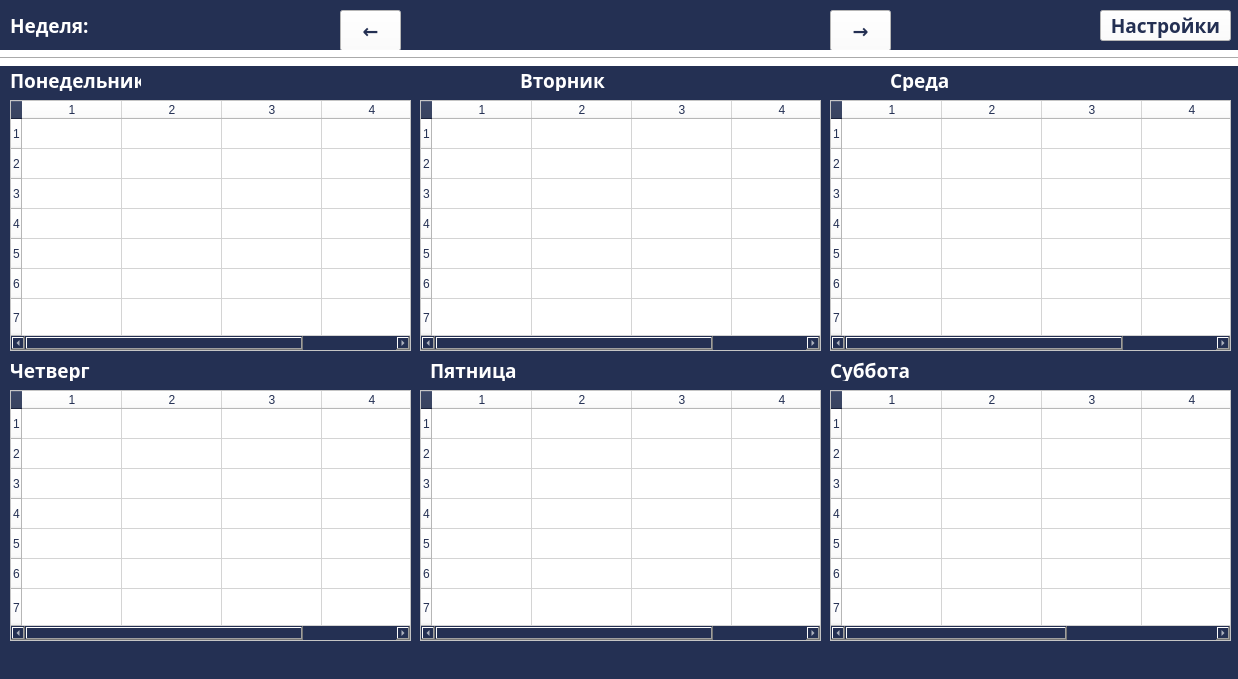
Old version of the form ui/diary.ui in the repository Ulbandus/e-school.
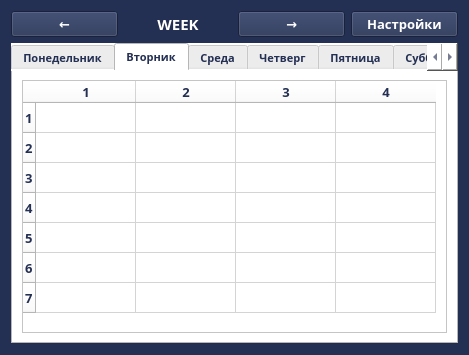
New version of the form. The open tabs and pages were chosen to show the change.

Commit message: New diary design 	modified:   db/user_data.db 	modified:   e-school.py 	modified:   settings.ini 	modified:   ui/announcement_window.ui 	modified:   ui/diary.ui

```diff
--- a/ui/diary.ui
+++ b/ui/diary.ui
@@ -6,14 +6,14 @@
    <rect>
     <x>0</x>
     <y>0</y>
-    <width>1238</width>
-    <height>679</height>
+    <width>469</width>
+    <height>355</height>
    </rect>
   </property>
   <property name="font">
    <font>
     <family>Segoe UI Semibold</family>
-    <pointsize>14</pointsize>
+    <pointsize>11</pointsize>
     <weight>75</weight>
     <bold>true</bold>
    </font>
@@ -25,546 +25,351 @@
    <string notr="true">background-color: rgb(36, 48, 83);
 color: rgb(255, 255, 255);</string>
   </property>
-  <widget class="QTableWidget" name="monday">
-   <property name="geometry">
-    <rect>
-     <x>10</x>
-     <y>100</y>
-     <width>401</width>
-     <height>251</height>
-    </rect>
-   </property>
-   <property name="styleSheet">
-    <string notr="true">color: rgb(36, 48, 83);
-background-color: rgb(255, 255, 255);</string>
-   </property>
-   <property name="editTriggers">
-    <set>QAbstractItemView::NoEditTriggers</set>
-   </property>
-   <property name="rowCount">
-    <number>7</number>
-   </property>
-   <property name="columnCount">
-    <number>4</number>
-   </property>
-   <attribute name="horizontalHeaderCascadingSectionResizes">
-    <bool>false</bool>
-   </attribute>
-   <attribute name="horizontalHeaderStretchLastSection">
-    <bool>true</bool>
-   </attribute>
-   <attribute name="verticalHeaderStretchLastSection">
-    <bool>true</bool>
-   </attribute>
-   <row/>
-   <row/>
-   <row/>
-   <row/>
-   <row/>
-   <row/>
-   <row/>
-   <column/>
-   <column/>
-   <column/>
-   <column/>
-   <item row="0" column="0">
-    <property name="font">
-     <font>
-      <family>Segoe UI Semibold</family>
-      <pointsize>14</pointsize>
-      <weight>75</weight>
-      <bold>true</bold>
-     </font>
-    </property>
+  <layout class="QVBoxLayout" name="verticalLayout">
+   <item>
+    <layout class="QHBoxLayout" name="toolbar">
+     <item>
+      <widget class="QPushButton" name="previous_week">
+       <property name="font">
+        <font>
+         <family>Segoe UI Semibold</family>
+         <pointsize>10</pointsize>
+         <weight>75</weight>
+         <bold>true</bold>
+        </font>
+       </property>
+       <property name="text">
+        <string>←</string>
+       </property>
+      </widget>
+     </item>
+     <item>
+      <widget class="QLabel" name="week">
+       <property name="text">
+        <string>WEEK</string>
+       </property>
+       <property name="alignment">
+        <set>Qt::AlignCenter</set>
+       </property>
+      </widget>
+     </item>
+     <item>
+      <widget class="QPushButton" name="next_week">
+       <property name="font">
+        <font>
+         <family>Segoe UI Semibold</family>
+         <pointsize>10</pointsize>
+         <weight>75</weight>
+         <bold>true</bold>
+        </font>
+       </property>
+       <property name="text">
+        <string>→</string>
+       </property>
+      </widget>
+     </item>
+     <item>
+      <widget class="QPushButton" name="settings_button">
+       <property name="font">
+        <font>
+         <family>Segoe UI Semibold</family>
+         <pointsize>10</pointsize>
+         <weight>75</weight>
+         <bold>true</bold>
+        </font>
+       </property>
+       <property name="text">
+        <string>Настройки</string>
+       </property>
+      </widget>
+     </item>
+    </layout>
    </item>
-  </widget>
-  <widget class="QTableWidget" name="thursday">
-   <property name="geometry">
-    <rect>
-     <x>10</x>
-     <y>390</y>
-     <width>401</width>
-     <height>251</height>
-    </rect>
-   </property>
-   <property name="styleSheet">
-    <string notr="true">color: rgb(36, 48, 83);
-background-color: rgb(255, 255, 255);</string>
-   </property>
-   <property name="editTriggers">
-    <set>QAbstractItemView::NoEditTriggers</set>
-   </property>
-   <property name="rowCount">
-    <number>7</number>
-   </property>
-   <property name="columnCount">
-    <number>4</number>
-   </property>
-   <attribute name="horizontalHeaderStretchLastSection">
-    <bool>true</bool>
-   </attribute>
-   <attribute name="verticalHeaderStretchLastSection">
-    <bool>true</bool>
-   </attribute>
-   <row/>
-   <row/>
-   <row/>
-   <row/>
-   <row/>
-   <row/>
-   <row/>
-   <column/>
-   <column/>
-   <column/>
-   <column/>
-   <item row="0" column="0">
-    <property name="font">
-     <font>
-      <family>Segoe UI Semibold</family>
-      <pointsize>14</pointsize>
-      <weight>75</weight>
-      <bold>true</bold>
-     </font>
-    </property>
+   <item>
+    <layout class="QGridLayout" name="main_grid">
+     <item row="0" column="0">
+      <widget class="QTabWidget" name="table_tabs">
+       <property name="font">
+        <font>
+         <family>Segoe UI Semibold</family>
+         <pointsize>8</pointsize>
+         <weight>75</weight>
+         <bold>true</bold>
+        </font>
+       </property>
+       <property name="styleSheet">
+        <string notr="true">background-color: rgb(255, 255, 255);
+color: rgb(36, 48, 83);</string>
+       </property>
+       <property name="currentIndex">
+        <number>0</number>
+       </property>
+       <widget class="QWidget" name="tab">
+        <attribute name="title">
+         <string>Понедельник</string>
+        </attribute>
+        <layout class="QGridLayout" name="gridLayout_3">
+         <item row="0" column="0">
+          <layout class="QGridLayout" name="gridLayout_2">
+           <item row="0" column="0">
+            <widget class="QTableWidget" name="monday">
+             <property name="font">
+              <font>
+               <family>Segoe UI Semibold</family>
+               <pointsize>10</pointsize>
+               <weight>75</weight>
+               <bold>true</bold>
+              </font>
+             </property>
+             <property name="editTriggers">
+              <set>QAbstractItemView::NoEditTriggers</set>
+             </property>
+             <property name="rowCount">
+              <number>7</number>
+             </property>
+             <property name="columnCount">
+              <number>4</number>
+             </property>
+             <row/>
+             <row/>
+             <row/>
+             <row/>
+             <row/>
+             <row/>
+             <row/>
+             <column/>
+             <column/>
+             <column/>
+             <column/>
+            </widget>
+           </item>
+          </layout>
+         </item>
+        </layout>
+       </widget>
+       <widget class="QWidget" name="tab_2">
+        <attribute name="title">
+         <string>Вторник</string>
+        </attribute>
+        <layout class="QGridLayout" name="gridLayout_5">
+         <item row="0" column="0">
+          <layout class="QGridLayout" name="gridLayout_4">
+           <item row="0" column="0">
+            <widget class="QTableWidget" name="tuesday">
+             <property name="font">
+              <font>
+               <family>Segoe UI Semibold</family>
+               <pointsize>10</pointsize>
+               <weight>75</weight>
+               <bold>true</bold>
+              </font>
+             </property>
+             <property name="editTriggers">
+              <set>QAbstractItemView::NoEditTriggers</set>
+             </property>
+             <property name="showGrid">
+              <bool>true</bool>
+             </property>
+             <property name="rowCount">
+              <number>7</number>
+             </property>
+             <property name="columnCount">
+              <number>4</number>
+             </property>
+             <row/>
+             <row/>
+             <row/>
+             <row/>
+             <row/>
+             <row/>
+             <row/>
+             <column/>
+             <column/>
+             <column/>
+             <column/>
+            </widget>
+           </item>
+          </layout>
+         </item>
+        </layout>
+       </widget>
+       <widget class="QWidget" name="tab_3">
+        <attribute name="title">
+         <string>Среда</string>
+        </attribute>
+        <layout class="QGridLayout" name="gridLayout_7">
+         <item row="0" column="0">
+          <layout class="QGridLayout" name="gridLayout_6">
+           <item row="0" column="0">
+            <widget class="QTableWidget" name="wednesday">
+             <property name="font">
+              <font>
+               <family>Segoe UI Semibold</family>
+               <pointsize>10</pointsize>
+               <weight>75</weight>
+               <bold>true</bold>
+              </font>
+             </property>
+             <property name="editTriggers">
+              <set>QAbstractItemView::NoEditTriggers</set>
+             </property>
+             <property name="rowCount">
+              <number>7</number>
+             </property>
+             <property name="columnCount">
+              <number>4</number>
+             </property>
+             <row/>
+             <row/>
+             <row/>
+             <row/>
+             <row/>
+             <row/>
+             <row/>
+             <column/>
+             <column/>
+             <column/>
+             <column/>
+            </widget>
+           </item>
+          </layout>
+         </item>
+        </layout>
+       </widget>
+       <widget class="QWidget" name="tab_4">
+        <attribute name="title">
+         <string>Четверг</string>
+        </attribute>
+        <layout class="QGridLayout" name="gridLayout_9">
+         <item row="0" column="0">
+          <layout class="QGridLayout" name="gridLayout_8">
+           <item row="0" column="0">
+            <widget class="QTableWidget" name="thursday">
+             <property name="font">
+              <font>
+               <family>Segoe UI Semibold</family>
+               <pointsize>10</pointsize>
+               <weight>75</weight>
+               <bold>true</bold>
+              </font>
+             </property>
+             <property name="editTriggers">
+              <set>QAbstractItemView::NoEditTriggers</set>
+             </property>
+             <property name="rowCount">
+              <number>7</number>
+             </property>
+             <property name="columnCount">
+              <number>4</number>
+             </property>
+             <row/>
+             <row/>
+             <row/>
+             <row/>
+             <row/>
+             <row/>
+             <row/>
+             <column/>
+             <column/>
+             <column/>
+             <column/>
+            </widget>
+           </item>
+          </layout>
+         </item>
+        </layout>
+       </widget>
+       <widget class="QWidget" name="tab_5">
+        <attribute name="title">
+         <string>Пятница</string>
+        </attribute>
+        <layout class="QGridLayout" name="gridLayout_10">
+         <item row="0" column="0">
+          <layout class="QFormLayout" name="formLayout">
+           <item row="0" column="0" colspan="2">
+            <widget class="QTableWidget" name="friday">
+             <property name="font">
+              <font>
+               <family>Segoe UI Semibold</family>
+               <pointsize>10</pointsize>
+               <weight>75</weight>
+               <bold>true</bold>
+              </font>
+             </property>
+             <property name="editTriggers">
+              <set>QAbstractItemView::NoEditTriggers</set>
+             </property>
+             <property name="rowCount">
+              <number>7</number>
+             </property>
+             <property name="columnCount">
+              <number>4</number>
+             </property>
+             <row/>
+             <row/>
+             <row/>
+             <row/>
+             <row/>
+             <row/>
+             <row/>
+             <column/>
+             <column/>
+             <column/>
+             <column/>
+            </widget>
+           </item>
+          </layout>
+         </item>
+        </layout>
+       </widget>
+       <widget class="QWidget" name="tab_6">
+        <attribute name="title">
+         <string>Суббота</string>
+        </attribute>
+        <layout class="QGridLayout" name="gridLayout_12">
+         <item row="0" column="0">
+          <layout class="QGridLayout" name="gridLayout_11">
+           <item row="0" column="0">
+            <widget class="QTableWidget" name="saturday">
+             <property name="font">
+              <font>
+               <family>Segoe UI Semibold</family>
+               <pointsize>10</pointsize>
+               <weight>75</weight>
+               <bold>true</bold>
+              </font>
+             </property>
+             <property name="editTriggers">
+              <set>QAbstractItemView::NoEditTriggers</set>
+             </property>
+             <property name="rowCount">
+              <number>7</number>
+             </property>
+             <property name="columnCount">
+              <number>4</number>
+             </property>
+             <row/>
+             <row/>
+             <row/>
+             <row/>
+             <row/>
+             <row/>
+             <row/>
+             <column/>
+             <column/>
+             <column/>
+             <column/>
+            </widget>
+           </item>
+          </layout>
+         </item>
+        </layout>
+       </widget>
+      </widget>
+     </item>
+    </layout>
    </item>
-  </widget>
-  <widget class="QTableWidget" name="tuesday">
-   <property name="geometry">
-    <rect>
-     <x>420</x>
-     <y>100</y>
-     <width>401</width>
-     <height>251</height>
-    </rect>
-   </property>
-   <property name="styleSheet">
-    <string notr="true">color: rgb(36, 48, 83);
-background-color: rgb(255, 255, 255);</string>
-   </property>
-   <property name="editTriggers">
-    <set>QAbstractItemView::NoEditTriggers</set>
-   </property>
-   <property name="rowCount">
-    <number>7</number>
-   </property>
-   <property name="columnCount">
-    <number>4</number>
-   </property>
-   <attribute name="horizontalHeaderStretchLastSection">
-    <bool>true</bool>
-   </attribute>
-   <attribute name="verticalHeaderStretchLastSection">
-    <bool>true</bool>
-   </attribute>
-   <row/>
-   <row/>
-   <row/>
-   <row/>
-   <row/>
-   <row/>
-   <row/>
-   <column/>
-   <column/>
-   <column/>
-   <column/>
-   <item row="0" column="0">
-    <property name="font">
-     <font>
-      <family>Segoe UI Symbol</family>
-      <pointsize>14</pointsize>
-     </font>
-    </property>
-   </item>
-  </widget>
-  <widget class="QTableWidget" name="wednesday">
-   <property name="geometry">
-    <rect>
-     <x>830</x>
-     <y>100</y>
-     <width>401</width>
-     <height>251</height>
-    </rect>
-   </property>
-   <property name="styleSheet">
-    <string notr="true">color: rgb(36, 48, 83);
-background-color: rgb(255, 255, 255);</string>
-   </property>
-   <property name="editTriggers">
-    <set>QAbstractItemView::NoEditTriggers</set>
-   </property>
-   <property name="rowCount">
-    <number>7</number>
-   </property>
-   <property name="columnCount">
-    <number>4</number>
-   </property>
-   <attribute name="horizontalHeaderStretchLastSection">
-    <bool>true</bool>
-   </attribute>
-   <attribute name="verticalHeaderStretchLastSection">
-    <bool>true</bool>
-   </attribute>
-   <row/>
-   <row/>
-   <row/>
-   <row/>
-   <row/>
-   <row/>
-   <row/>
-   <column/>
-   <column/>
-   <column/>
-   <column/>
-   <item row="0" column="0">
-    <property name="font">
-     <font>
-      <family>Segoe UI Semibold</family>
-      <pointsize>14</pointsize>
-      <weight>75</weight>
-      <bold>true</bold>
-     </font>
-    </property>
-   </item>
-  </widget>
-  <widget class="QTableWidget" name="friday">
-   <property name="geometry">
-    <rect>
-     <x>420</x>
-     <y>390</y>
-     <width>401</width>
-     <height>251</height>
-    </rect>
-   </property>
-   <property name="styleSheet">
-    <string notr="true">color: rgb(36, 48, 83);
-background-color: rgb(255, 255, 255);</string>
-   </property>
-   <property name="editTriggers">
-    <set>QAbstractItemView::NoEditTriggers</set>
-   </property>
-   <property name="rowCount">
-    <number>7</number>
-   </property>
-   <property name="columnCount">
-    <number>4</number>
-   </property>
-   <attribute name="horizontalHeaderStretchLastSection">
-    <bool>true</bool>
-   </attribute>
-   <attribute name="verticalHeaderStretchLastSection">
-    <bool>true</bool>
-   </attribute>
-   <row/>
-   <row/>
-   <row/>
-   <row/>
-   <row/>
-   <row/>
-   <row/>
-   <column/>
-   <column/>
-   <column/>
-   <column/>
-   <item row="0" column="0">
-    <property name="font">
-     <font>
-      <family>Segoe UI Semibold</family>
-      <pointsize>14</pointsize>
-      <weight>75</weight>
-      <bold>true</bold>
-     </font>
-    </property>
-   </item>
-  </widget>
-  <widget class="QTableWidget" name="saturday">
-   <property name="geometry">
-    <rect>
-     <x>830</x>
-     <y>390</y>
-     <width>401</width>
-     <height>251</height>
-    </rect>
-   </property>
-   <property name="styleSheet">
-    <string notr="true">color: rgb(36, 48, 83);
-background-color: rgb(255, 255, 255);</string>
-   </property>
-   <property name="editTriggers">
-    <set>QAbstractItemView::NoEditTriggers</set>
-   </property>
-   <property name="rowCount">
-    <number>7</number>
-   </property>
-   <property name="columnCount">
-    <number>5</number>
-   </property>
-   <attribute name="horizontalHeaderStretchLastSection">
-    <bool>true</bool>
-   </attribute>
-   <attribute name="verticalHeaderStretchLastSection">
-    <bool>true</bool>
-   </attribute>
-   <row/>
-   <row/>
-   <row/>
-   <row/>
-   <row/>
-   <row/>
-   <row/>
-   <column/>
-   <column/>
-   <column/>
-   <column/>
-   <column/>
-   <item row="0" column="0">
-    <property name="font">
-     <font>
-      <family>Segoe UI Semibold</family>
-      <pointsize>14</pointsize>
-      <weight>75</weight>
-      <bold>true</bold>
-     </font>
-    </property>
-   </item>
-  </widget>
-  <widget class="QLabel" name="week_label">
-   <property name="geometry">
-    <rect>
-     <x>10</x>
-     <y>10</y>
-     <width>81</width>
-     <height>31</height>
-    </rect>
-   </property>
-   <property name="font">
-    <font>
-     <family>Segoe UI Semibold</family>
-     <pointsize>14</pointsize>
-     <weight>75</weight>
-     <bold>true</bold>
-    </font>
-   </property>
-   <property name="text">
-    <string>Неделя:</string>
-   </property>
-  </widget>
-  <widget class="QLabel" name="monday_label">
-   <property name="geometry">
-    <rect>
-     <x>10</x>
-     <y>70</y>
-     <width>131</width>
-     <height>21</height>
-    </rect>
-   </property>
-   <property name="text">
-    <string>Понедельник</string>
-   </property>
-  </widget>
-  <widget class="QLabel" name="tuesday_label">
-   <property name="geometry">
-    <rect>
-     <x>520</x>
-     <y>70</y>
-     <width>101</width>
-     <height>21</height>
-    </rect>
-   </property>
-   <property name="text">
-    <string>Вторник</string>
-   </property>
-  </widget>
-  <widget class="QLabel" name="wednesday_label">
-   <property name="geometry">
-    <rect>
-     <x>890</x>
-     <y>70</y>
-     <width>91</width>
-     <height>21</height>
-    </rect>
-   </property>
-   <property name="text">
-    <string>Среда</string>
-   </property>
-  </widget>
-  <widget class="QLabel" name="thursday_label">
-   <property name="geometry">
-    <rect>
-     <x>10</x>
-     <y>360</y>
-     <width>131</width>
-     <height>21</height>
-    </rect>
-   </property>
-   <property name="text">
-    <string>Четверг</string>
-   </property>
-  </widget>
-  <widget class="QLabel" name="friday_label">
-   <property name="geometry">
-    <rect>
-     <x>430</x>
-     <y>360</y>
-     <width>131</width>
-     <height>21</height>
-    </rect>
-   </property>
-   <property name="text">
-    <string>Пятница</string>
-   </property>
-  </widget>
-  <widget class="QLabel" name="saturday_label">
-   <property name="geometry">
-    <rect>
-     <x>830</x>
-     <y>360</y>
-     <width>131</width>
-     <height>21</height>
-    </rect>
-   </property>
-   <property name="text">
-    <string>Суббота</string>
-   </property>
-  </widget>
-  <widget class="QLabel" name="week">
-   <property name="geometry">
-    <rect>
-     <x>410</x>
-     <y>10</y>
-     <width>411</width>
-     <height>41</height>
-    </rect>
-   </property>
-   <property name="font">
-    <font>
-     <family>Segoe UI Semibold</family>
-     <pointsize>14</pointsize>
-     <weight>75</weight>
-     <bold>true</bold>
-    </font>
-   </property>
-   <property name="styleSheet">
-    <string notr="true">border-color: rgb(255, 255, 255);</string>
-   </property>
-   <property name="text">
-    <string/>
-   </property>
-   <property name="scaledContents">
-    <bool>false</bool>
-   </property>
-   <property name="alignment">
-    <set>Qt::AlignCenter</set>
-   </property>
-  </widget>
-  <widget class="QPushButton" name="previous_week">
-   <property name="geometry">
-    <rect>
-     <x>340</x>
-     <y>10</y>
-     <width>61</width>
-     <height>41</height>
-    </rect>
-   </property>
-   <property name="font">
-    <font>
-     <family>Segoe UI Semibold</family>
-     <pointsize>14</pointsize>
-     <weight>75</weight>
-     <bold>true</bold>
-    </font>
-   </property>
-   <property name="styleSheet">
-    <string notr="true">background-color: rgb(255, 255, 255);
-color: rgb(36, 48, 83)</string>
-   </property>
-   <property name="text">
-    <string>←</string>
-   </property>
-  </widget>
-  <widget class="QPushButton" name="next_week">
-   <property name="geometry">
-    <rect>
-     <x>830</x>
-     <y>10</y>
-     <width>61</width>
-     <height>41</height>
-    </rect>
-   </property>
-   <property name="font">
-    <font>
-     <family>Segoe UI Semibold</family>
-     <pointsize>14</pointsize>
-     <weight>75</weight>
-     <bold>true</bold>
-    </font>
-   </property>
-   <property name="styleSheet">
-    <string notr="true">background-color: rgb(255, 255, 255);
-color: rgb(36, 48, 83)</string>
-   </property>
-   <property name="text">
-    <string>→</string>
-   </property>
-  </widget>
-  <widget class="Line" name="decor_line">
-   <property name="geometry">
-    <rect>
-     <x>0</x>
-     <y>50</y>
-     <width>1251</width>
-     <height>16</height>
-    </rect>
-   </property>
-   <property name="styleSheet">
-    <string notr="true">background-color: rgb(255, 255, 255);</string>
-   </property>
-   <property name="orientation">
-    <enum>Qt::Horizontal</enum>
-   </property>
-  </widget>
-  <widget class="QPushButton" name="settings_button">
-   <property name="geometry">
-    <rect>
-     <x>1100</x>
-     <y>10</y>
-     <width>131</width>
-     <height>31</height>
-    </rect>
-   </property>
-   <property name="font">
-    <font>
-     <family>Segoe UI Semibold</family>
-     <pointsize>14</pointsize>
-     <weight>75</weight>
-     <bold>true</bold>
-    </font>
-   </property>
-   <property name="styleSheet">
-    <string notr="true">background-color: rgb(255, 255, 255);
-color: rgb(36, 48, 83)</string>
-   </property>
-   <property name="text">
-    <string>Настройки</string>
-   </property>
-  </widget>
-  <zorder>settings_button</zorder>
-  <zorder>monday</zorder>
-  <zorder>tuesday</zorder>
-  <zorder>wednesday</zorder>
-  <zorder>friday</zorder>
-  <zorder>saturday</zorder>
-  <zorder>week_label</zorder>
-  <zorder>monday_label</zorder>
-  <zorder>tuesday_label</zorder>
-  <zorder>wednesday_label</zorder>
-  <zorder>thursday_label</zorder>
-  <zorder>friday_label</zorder>
-  <zorder>saturday_label</zorder>
-  <zorder>week</zorder>
-  <zorder>previous_week</zorder>
-  <zorder>next_week</zorder>
-  <zorder>decor_line</zorder>
-  <zorder>thursday</zorder>
+  </layout>
  </widget>
  <resources/>
  <connections/>
```
Left out of the diff: 2 changed lines with no effect on the pictures. The commit also changes 4 other files.
